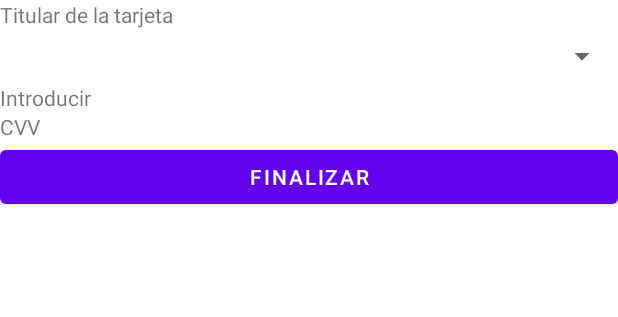
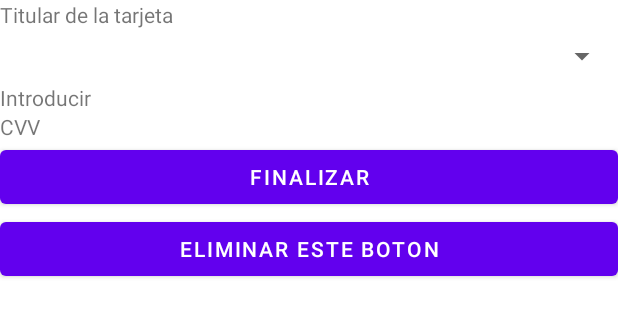
Before and after one commit to Braulio-Palagot/Huellitas_Aventureras, an Android app: the layout fragment_payment_format.xml on its own in the app's theme, with its tools: preview values and no code run, on a phone screen of 412 x 824 dp. Shown: the top 317 px of the screen. Run offline under Robolectric (Android 15) with nearby library versions, the phone set to English and light mode, and no system bars.

```diff
--- a/app/src/main/java/org/equiposeis/huellitasaventureras/ui/PaymentFormat.java
+++ b/app/src/main/java/org/equiposeis/huellitasaventureras/ui/PaymentFormat.java
@@ -20,6 +20,6 @@ public class PaymentFormat extends Fragment {
     private String TitularCard,Introducir;
     private int CVV ;
 
-
+    //Continuar aqui
 
 }
--- a/app/src/main/res/layout/fragment_payment_format.xml
+++ b/app/src/main/res/layout/fragment_payment_format.xml
@@ -42,5 +42,12 @@
             android:layout_height="wrap_content"
             android:hint="Finalizar"
             android:text="Finalizar" />
+
+        <Button
+            android:id="@+id/txtELIMINAR_ESTE_BOTON"
+            android:layout_width="match_parent"
+            android:layout_height="wrap_content"
+            android:text="ELIMINAR ESTE BOTON" />
+
     </LinearLayout>
 </FrameLayout>
```
